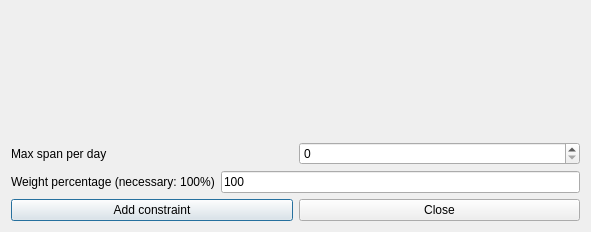
First picture: the form in fet/src/interface/addconstraintteachersmaxspanperdayform_template.ui, repository vonmecheln/fet, before the edit.
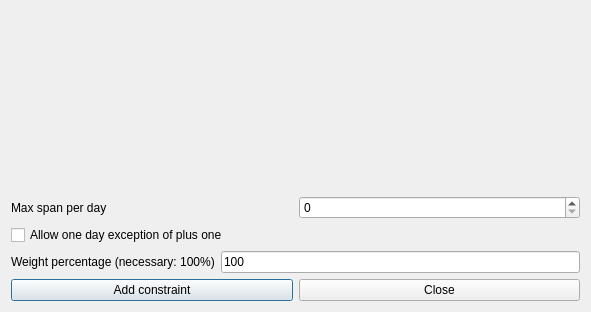
Second picture: the form after the edit.

Patch:
```diff
--- a/fet/src/interface/addconstraintteachersmaxspanperdayform_template.ui
+++ b/fet/src/interface/addconstraintteachersmaxspanperdayform_template.ui
@@ -7,48 +7,13 @@
     <x>0</x>
     <y>0</y>
     <width>591</width>
-    <height>232</height>
+    <height>312</height>
    </rect>
   </property>
   <property name="windowTitle">
    <string extracomment="This is the title of the dialog to add a new constraint of this type">Add teachers max span per day</string>
   </property>
   <layout class="QGridLayout" name="gridLayout">
-   <item row="3" column="0">
-    <layout class="QHBoxLayout">
-     <item>
-      <widget class="QPushButton" name="addConstraintPushButton">
-       <property name="text">
-        <string>Add constraint</string>
-       </property>
-      </widget>
-     </item>
-     <item>
-      <widget class="QPushButton" name="closePushButton">
-       <property name="text">
-        <string>Close</string>
-       </property>
-      </widget>
-     </item>
-    </layout>
-   </item>
-   <item row="1" column="0">
-    <layout class="QHBoxLayout" name="horizontalLayout">
-     <item>
-      <widget class="QLabel" name="textLabel1">
-       <property name="text">
-        <string>Max span per day</string>
-       </property>
-       <property name="wordWrap">
-        <bool>false</bool>
-       </property>
-      </widget>
-     </item>
-     <item>
-      <widget class="QSpinBox" name="maxSpanSpinBox"/>
-     </item>
-    </layout>
-   </item>
    <item row="0" column="0">
     <spacer name="spacer2">
      <property name="orientation">
@@ -65,7 +30,31 @@
      </property>
     </spacer>
    </item>
+   <item row="1" column="0">
+    <layout class="QHBoxLayout" name="horizontalLayout">
+     <item>
+      <widget class="QLabel" name="textLabel1">
+       <property name="text">
+        <string>Max span per day</string>
+       </property>
+       <property name="wordWrap">
+        <bool>false</bool>
+       </property>
+      </widget>
+     </item>
+     <item>
+      <widget class="QSpinBox" name="maxSpanSpinBox"/>
+     </item>
+    </layout>
+   </item>
    <item row="2" column="0">
+    <widget class="QCheckBox" name="exceptionCheckBox">
+     <property name="text">
+      <string comment="It is for max span per day, means that in one day the teacher is allowed to have max span + 1">Allow one day exception of plus one</string>
+     </property>
+    </widget>
+   </item>
+   <item row="3" column="0">
     <layout class="QHBoxLayout" name="horizontalLayout_2">
      <item>
       <widget class="QLabel" name="weightTextLabel">
@@ -92,6 +81,24 @@
      </item>
     </layout>
    </item>
+   <item row="4" column="0">
+    <layout class="QHBoxLayout">
+     <item>
+      <widget class="QPushButton" name="addConstraintPushButton">
+       <property name="text">
+        <string>Add constraint</string>
+       </property>
+      </widget>
+     </item>
+     <item>
+      <widget class="QPushButton" name="closePushButton">
+       <property name="text">
+        <string>Close</string>
+       </property>
+      </widget>
+     </item>
+    </layout>
+   </item>
   </layout>
  </widget>
  <layoutdefault spacing="6" margin="11"/>
```
